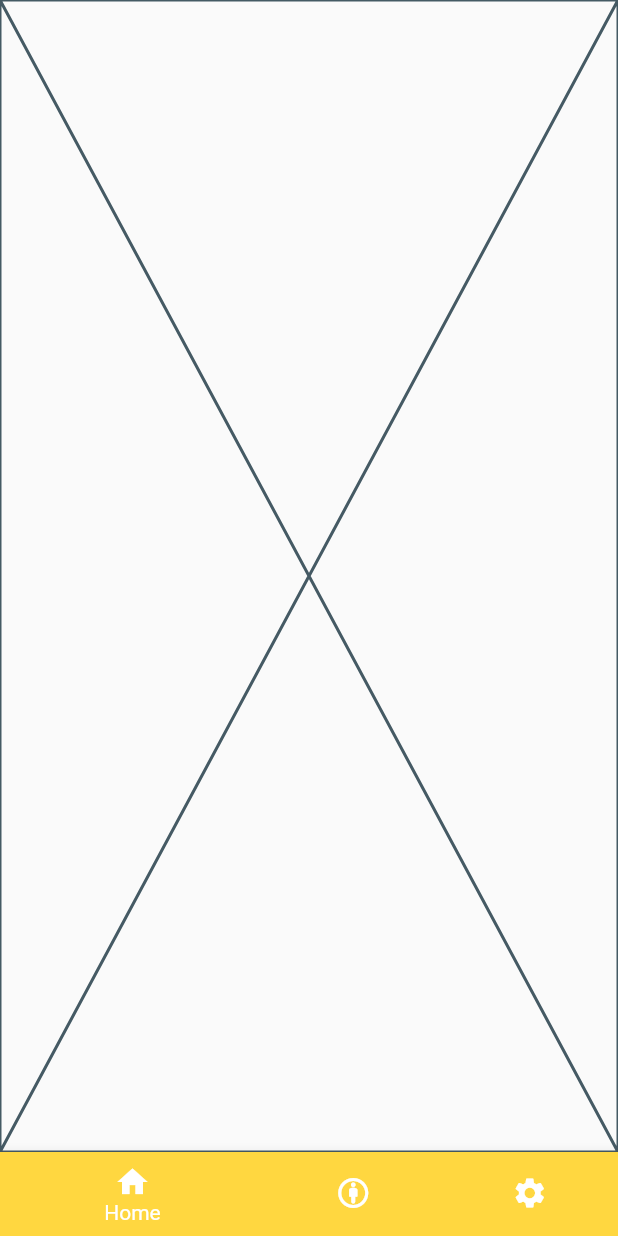
After one commit to GagY23998/eDental-flutter, a Flutter app: the TabScreen screen opened directly, on a phone screen of 412 x 824 dp. The commit adds this screen. Run offline on Flutter 3.47's test engine with Material 2 defaults, Android fonts, the phone set to English and light mode, and no system bars; our stand-ins replace flutter_dotenv; missing offline and left inert: dart_json_mapper, reflectable; accounts and stored records are empty; statements that could not run were skipped.

Commit message:
added screens for main navigation

```diff
--- a/lib/models/user.dart
+++ b/lib/models/user.dart
@@ -6,33 +6,31 @@ import 'package:dart_json_mapper/dart_json_mapper.dart';
 
 @jsonSerializable
 class User {
-  int id;
+  int? id;
   String firstName;
   String lastName;
   String username;
-  String phone;
+  String? phone;
   String email;
-  String address;
+  String? address;
   String? password;
   String? passwordConfirm;
   Role? role;
   Gender? gender;
   ByteBuffer? image;
-  String fullName;
+  String get fullName => '$firstName $lastName';
 
-  User(
-    this.id,
-    this.firstName,
-    this.lastName,
-    this.username,
+  User({
+    this.firstName = '',
+    this.lastName = '',
+    this.username = '',
     this.phone,
-    this.email,
+    this.email = '',
     this.address,
     this.password,
     this.passwordConfirm,
     this.role,
     this.gender,
     this.image,
-    this.fullName,
-  );
+  });
 }
--- /dev/null
+++ b/lib/screens/appointments/appointment_screen.dart
@@ -0,0 +1,16 @@
+import 'package:flutter/src/widgets/framework.dart';
+import 'package:flutter/src/widgets/placeholder.dart';
+
+class AppointmentScreen extends StatefulWidget {
+  const AppointmentScreen({super.key});
+
+  @override
+  State<AppointmentScreen> createState() => _AppointmentScreenState();
+}
+
+class _AppointmentScreenState extends State<AppointmentScreen> {
+  @override
+  Widget build(BuildContext context) {
+    return const Placeholder();
+  }
+}
--- a/lib/screens/auth/auth_screen.dart
+++ b/lib/screens/auth/auth_screen.dart
@@ -46,8 +46,9 @@ class AuthLogin extends StatefulWidget {
 }
 
 class _AuthLoginState extends State<AuthLogin> {
-  final TextEditingController _username = TextEditingController(text: 'gagi');
-  final TextEditingController _password = TextEditingController(text: 'gigi');
+  final TextEditingController _username = TextEditingController(text: 'admin');
+  final TextEditingController _password =
+      TextEditingController(text: 'Admin1234!');
   @override
   Widget build(BuildContext context) {
     // TODO: implement build
--- a/lib/screens/tab_screen.dart
+++ b/lib/screens/tab_screen.dart
@@ -1,3 +1,6 @@
+import 'package:edental/screens/account/account_screen.dart';
+import 'package:edental/screens/appointments/appointment_screen.dart';
+import 'package:edental/screens/treatment/treatments_screen.dart';
 import 'package:flutter/material.dart';
 
 class TabScreen extends StatefulWidget {
@@ -7,6 +10,11 @@ class TabScreen extends StatefulWidget {
 
 class _TabScreenState extends State<TabScreen> {
   int _selectedIndex = 0;
+  List<Widget> tabItems = [
+    const AppointmentScreen(),
+    const TreatmentScreen(),
+    const AccountScreen()
+  ];
 
   void onNavItemSelected(int index) {
     setState(() {
@@ -17,11 +25,16 @@ class _TabScreenState extends State<TabScreen> {
   @override
   Widget build(BuildContext context) {
     return Scaffold(
+      body: tabItems[_selectedIndex],
       // ignore: prefer_const_literals_to_create_immutables
       bottomNavigationBar: BottomNavigationBar(
+        type: BottomNavigationBarType.shifting,
         // ignore: prefer_const_literals_to_create_immutables
         items: [
-          const BottomNavigationBarItem(label: 'Home', icon: Icon(Icons.home)),
+          const BottomNavigationBarItem(
+              backgroundColor: Colors.amberAccent,
+              label: 'Home',
+              icon: Icon(Icons.home)),
           const BottomNavigationBarItem(
               label: 'Schedule', icon: Icon(Icons.attribution_rounded)),
           const BottomNavigationBarItem(
```
Also changed, not shown: lib/providers/auth.dart (+14 -3 lines), lib/providers/authService.dart (+7 -0 lines), lib/screens/account/account_screen.dart (+19 -0 lines), lib/screens/treatment/treatments_screen.dart (added, +16 -0 lines), lib/main.mapper.g.dart.
